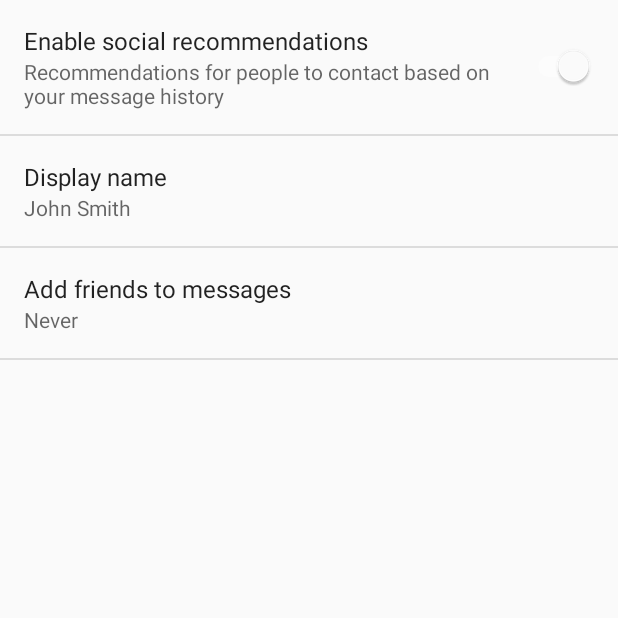
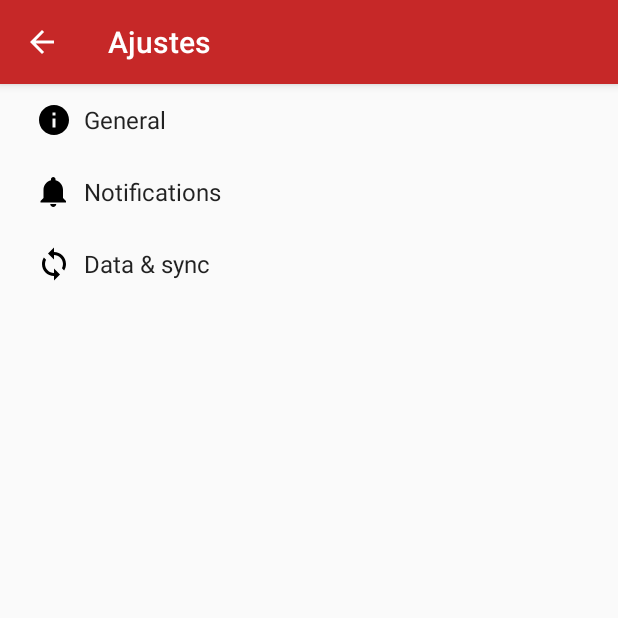
Before and after one commit to Hamdog28/Moviles, an Android app: the AjustesActivity screen opened directly, with no data from a screen before it, after a tap on "General", on a phone screen of 412 x 824 dp, the top half of it. Run offline under Robolectric (Android 15) with nearby library versions, the phone set to English and light mode, and no system bars; network calls fail.

Commit message:
arreglo en activity bar se agrega el icono de search se arreglan los nombres del menu hamburguesa

```diff
--- a/app/src/main/AndroidManifest.xml
+++ b/app/src/main/AndroidManifest.xml
@@ -49,11 +49,12 @@
         <activity
             android:name=".InicioActivity"
             android:label="@string/title_activity_inicio"
-            android:theme="@style/AppTheme" />
-        <activity android:name=".RegistroActivity"></activity>
+            android:theme="@style/AppTheme.NoActionBar"/>
+        <activity android:name=".RegistroActivity" />
         <activity
-            android:name=".SettingsActivity"
-            android:label="@string/title_activity_settings"></activity>
+            android:name=".AjustesActivity"
+            android:label="@string/title_activity_ajustes"></activity>
+
     </application>
 
 </manifest>
--- a/app/src/main/java/com/example/anthony_pc/pocketrecipe/SettingsActivity.java
+++ b/app/src/main/java/com/example/anthony_pc/pocketrecipe/AjustesActivity.java
@@ -32,7 +32,7 @@ import java.util.List;
  * href="http://developer.android.com/guide/topics/ui/settings.html">Settings
  * API Guide</a> for more information on developing a Settings UI.
  */
-public class SettingsActivity extends AppCompatPreferenceActivity {
+public class AjustesActivity extends AppCompatPreferenceActivity {
 
     /**
      * A preference value change listener that updates the preference's summary
@@ -185,7 +185,7 @@ public class SettingsActivity extends AppCompatPreferenceActivity {
         public boolean onOptionsItemSelected(MenuItem item) {
             int id = item.getItemId();
             if (id == android.R.id.home) {
-                startActivity(new Intent(getActivity(), SettingsActivity.class));
+                startActivity(new Intent(getActivity(), AjustesActivity.class));
                 return true;
             }
             return super.onOptionsItemSelected(item);
@@ -215,7 +215,7 @@ public class SettingsActivity extends AppCompatPreferenceActivity {
         public boolean onOptionsItemSelected(MenuItem item) {
             int id = item.getItemId();
             if (id == android.R.id.home) {
-                startActivity(new Intent(getActivity(), SettingsActivity.class));
+                startActivity(new Intent(getActivity(), AjustesActivity.class));
                 return true;
             }
             return super.onOptionsItemSelected(item);
@@ -245,7 +245,7 @@ public class SettingsActivity extends AppCompatPreferenceActivity {
         public boolean onOptionsItemSelected(MenuItem item) {
             int id = item.getItemId();
             if (id == android.R.id.home) {
-                startActivity(new Intent(getActivity(), SettingsActivity.class));
+                startActivity(new Intent(getActivity(), AjustesActivity.class));
                 return true;
             }
             return super.onOptionsItemSelected(item);
--- a/app/src/main/java/com/example/anthony_pc/pocketrecipe/MainActivity.java
+++ b/app/src/main/java/com/example/anthony_pc/pocketrecipe/MainActivity.java
@@ -1,5 +1,6 @@
 package com.example.anthony_pc.pocketrecipe;
 
+import android.app.ActionBar;
 import android.app.DownloadManager;
 import android.app.ProgressDialog;
 import android.content.Intent;
@@ -7,6 +8,7 @@ import android.graphics.Typeface;
 import android.support.design.widget.TextInputEditText;
 import android.support.v7.app.AppCompatActivity;
 import android.os.Bundle;
+import android.support.v7.widget.Toolbar;
 import android.telecom.Call;
 import android.util.Log;
 import android.view.View;
@@ -64,6 +66,10 @@ public class MainActivity extends AppCompatActivity {
         super.onCreate(savedInstanceState);
         Fabric.with(this, new Answers());
         setContentView(R.layout.activity_main);
+
+
+        getSupportActionBar().hide();
+
         instance = Globals.getInstance();
         callbackManager = CallbackManager.Factory.create();
         crearCuenta = (Button) findViewById(R.id.crearCuenta_button);
--- a/app/src/main/java/com/example/anthony_pc/pocketrecipe/RegistroActivity.java
+++ b/app/src/main/java/com/example/anthony_pc/pocketrecipe/RegistroActivity.java
@@ -30,6 +30,7 @@ public class RegistroActivity extends AppCompatActivity {
     protected void onCreate(Bundle savedInstanceState) {
         super.onCreate(savedInstanceState);
         setContentView(R.layout.activity_registro);
+        getSupportActionBar().hide();
         editTextEmail = (TextInputEditText) findViewById(R.id.editTextEmail);
         editTextName = (TextInputEditText) findViewById(R.id.editTextName);
         editTextPassword = (TextInputEditText) findViewById(R.id.editTextPassword);
--- a/app/src/main/res/font-mnc506/font.xml
+++ /dev/null
@@ -1,4 +0,0 @@
-<?xml version="1.0" encoding="utf-8"?>
-<font-family xmlns:android="http://schemas.android.com/apk/res/android">
-
-</font-family>
--- a/app/src/main/res/values/strings.xml
+++ b/app/src/main/res/values/strings.xml
@@ -84,4 +84,5 @@
     <string name="pref_ringtone_silent">Silent</string>
 
     <string name="pref_title_vibrate">Vibrate</string>
+    <string name="title_activity_ajustes">Ajustes</string>
 </resources>
--- a/app/src/main/res/values/styles.xml
+++ b/app/src/main/res/values/styles.xml
@@ -1,11 +1,16 @@
 <resources>
 
     <!-- Base application theme. -->
-    <style name="AppTheme" parent="Theme.AppCompat.Light.NoActionBar">
+    <style name="AppTheme" parent="Theme.AppCompat.Light.DarkActionBar">
         <!-- Customize your theme here. -->
         <item name="colorPrimary">@color/colorPrimary</item>
         <item name="colorPrimaryDark">@color/colorPrimaryDark</item>
         <item name="colorAccent">@color/colorPrimaryLight</item>
+    </style>
+
+    <style name="AppTheme.NoActionBar">
+        <item name="windowActionBar">false</item>
+        <item name="windowNoTitle">true</item>
     </style>
 
     <style name="AppTheme.AppBarOverlay" parent="ThemeOverlay.AppCompat.Dark.ActionBar" />
```
Also changed, not shown: app/src/main/java/com/example/anthony_pc/pocketrecipe/InicioActivity.java (+17 -0 lines), app/src/main/java/com/example/anthony_pc/pocketrecipe/TypefaceSpan.java (added, +49 -0 lines).
